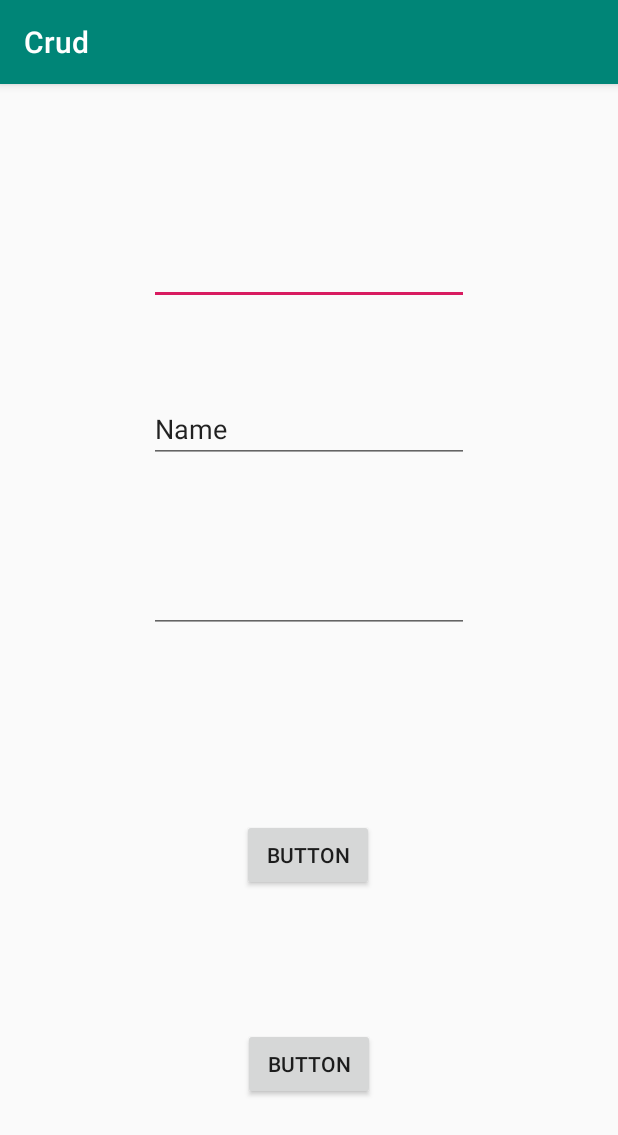
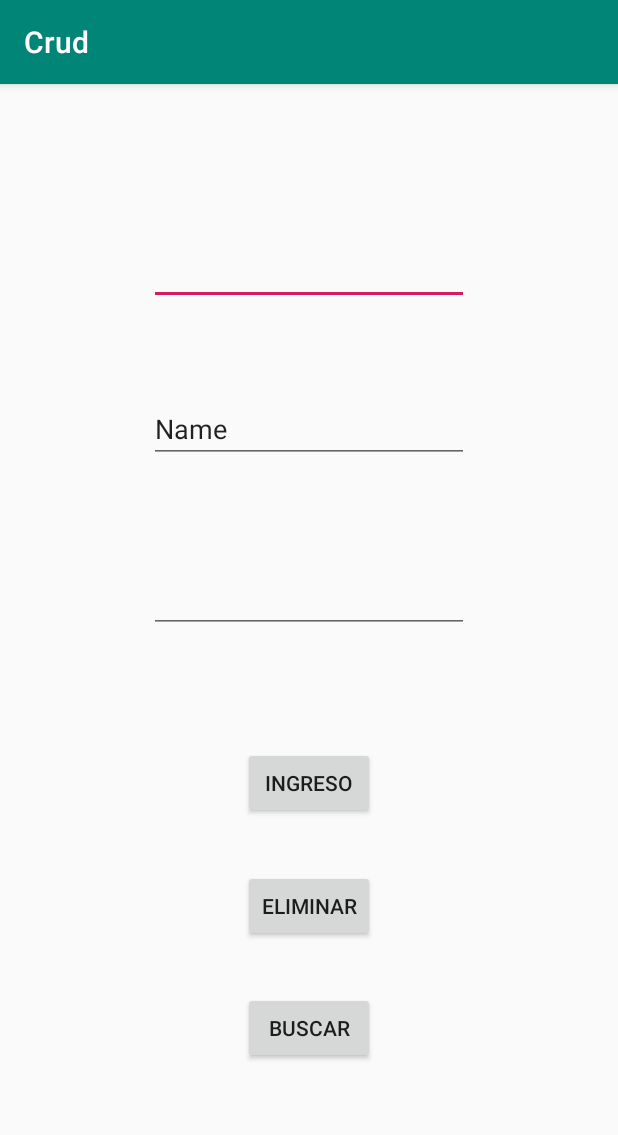
Before and after one commit to 7MAAC7/Crud, an Android app: the screen it shows after launch (MainActivity), on a phone screen of 412 x 824 dp. Shown: the top 1135 px of the screen. Run offline under Robolectric (Android 15) with nearby library versions, the phone set to English and light mode, and no system bars; 3 statements that could not run were skipped.

```diff
--- a/app/src/main/res/layout/activity_main.xml
+++ b/app/src/main/res/layout/activity_main.xml
@@ -45,10 +45,10 @@
         android:id="@+id/Ingreso"
         android:layout_width="wrap_content"
         android:layout_height="wrap_content"
-        android:layout_marginTop="124dp"
-        android:text="Button"
+        android:layout_marginTop="76dp"
+        android:text="INGRESO"
         app:layout_constraintEnd_toEndOf="parent"
-        app:layout_constraintHorizontal_bias="0.498"
+        app:layout_constraintHorizontal_bias="0.501"
         app:layout_constraintStart_toStartOf="parent"
         app:layout_constraintTop_toBottomOf="@+id/Precio" />
 
@@ -56,9 +56,19 @@
         android:id="@+id/Busqueda"
         android:layout_width="wrap_content"
         android:layout_height="wrap_content"
-        android:text="Button"
+        android:text="BUSCAR"
         app:layout_constraintBottom_toBottomOf="parent"
         app:layout_constraintEnd_toEndOf="parent"
         app:layout_constraintStart_toStartOf="parent"
         app:layout_constraintTop_toBottomOf="@+id/Ingreso" />
+
+    <Button
+        android:id="@+id/eliminar"
+        android:layout_width="wrap_content"
+        android:layout_height="wrap_content"
+        android:text="ELIMINAR"
+        app:layout_constraintBottom_toTopOf="@+id/Busqueda"
+        app:layout_constraintEnd_toEndOf="parent"
+        app:layout_constraintStart_toStartOf="parent"
+        app:layout_constraintTop_toBottomOf="@+id/Ingreso" />
 </androidx.constraintlayout.widget.ConstraintLayout>
```
Also changed, not shown: app/src/main/java/com/example/crud/MainActivity.java (+82 -18 lines).
